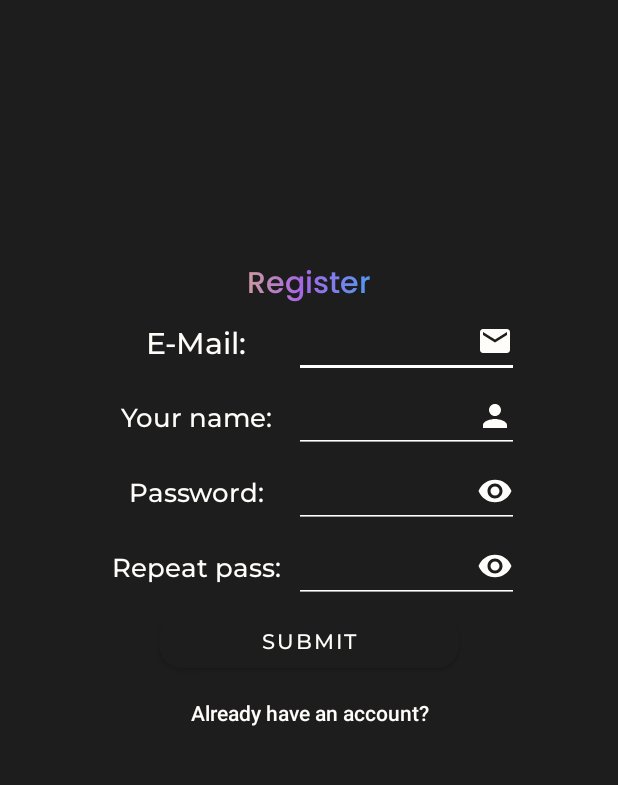
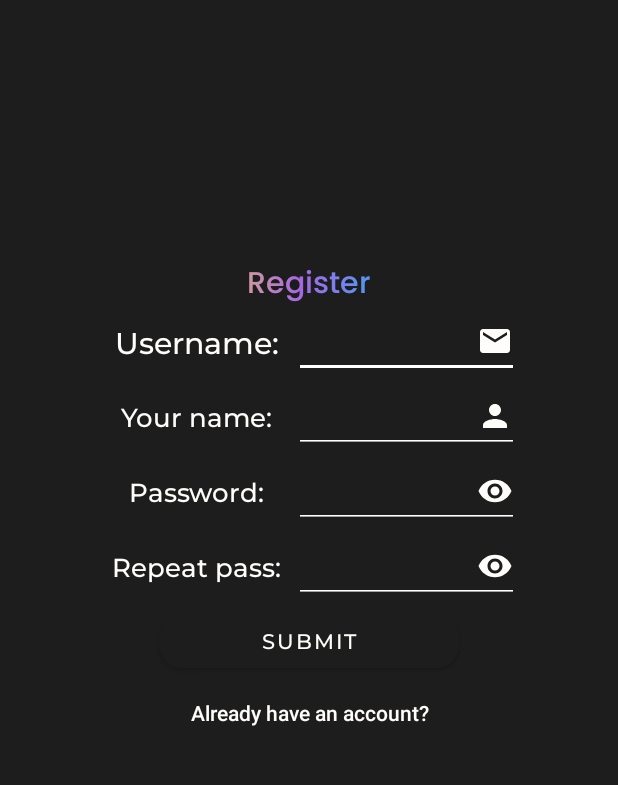
Before and after one commit to UltraSaxaroz/HistoryQuiz, an Android app: the second_activity screen opened directly, with no data from a screen before it, on a phone screen of 412 x 824 dp, the part 114-899 px from its top. Run offline under Robolectric (Android 15) with nearby library versions, the phone set to English and light mode, and no system bars; our stand-ins replace Firebase (no records; nobody signed in at launch, a user with empty details on screens opened directly).

Commit message:
final update

```diff
--- a/app/src/main/res/layout/activity_main.xml
+++ b/app/src/main/res/layout/activity_main.xml
@@ -93,9 +93,9 @@
                 <TextView
                     android:layout_width="100dp"
                     android:layout_height="50dp"
-                    android:text="E-Mail:"
+                    android:text="Username:"
                     android:textColor="@color/niceWhite"
-                    android:textSize="20dp"
+                    android:textSize="17dp"
                     android:textAlignment="center"
                     android:gravity="center"
                     android:fontFamily="@font/montserrat"/>
--- a/app/src/main/res/layout/activity_second.xml
+++ b/app/src/main/res/layout/activity_second.xml
@@ -89,16 +89,16 @@
                 android:layout_height="50dp"
                 android:gravity="center">
 
+
                 <TextView
                     android:layout_width="130dp"
                     android:layout_height="50dp"
                     android:fontFamily="@font/montserrat"
                     android:gravity="center"
-                    android:text="E-Mail:"
+                    android:text="Username:"
                     android:textAlignment="center"
                     android:textColor="@color/niceWhite"
                     android:textSize="20dp" />
-
 
                 <EditText
                     android:layout_width="150dp"
```
Also changed, not shown: app/src/main/java/com/example/newproject/second_activity.java (+12 -20 lines).
